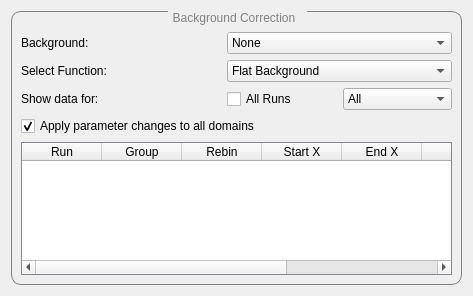
First picture: the form in scripts/Muon/GUI/Common/corrections_tab_widget/background_corrections_view.ui, repository mantidproject/mantid, before the edit.
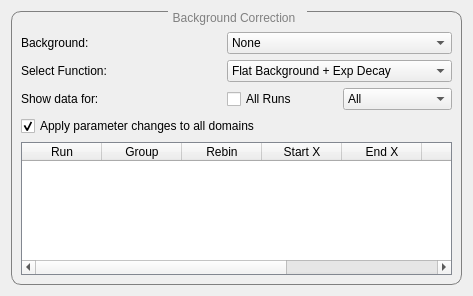
Second picture: the form after the edit.

Commit message: Refs #31816. Set FB + Exp decay as default function.

```diff
--- a/scripts/Muon/GUI/Common/corrections_tab_widget/background_corrections_view.ui
+++ b/scripts/Muon/GUI/Common/corrections_tab_widget/background_corrections_view.ui
@@ -83,7 +83,7 @@
         </property>
         <item>
          <property name="text">
-          <string>Flat Background</string>
+          <string>Flat Background + Exp Decay</string>
          </property>
         </item>
         <item>
```
Left out of the diff: 2 changed lines with no effect on the pictures. The commit also changes 2 other files.
